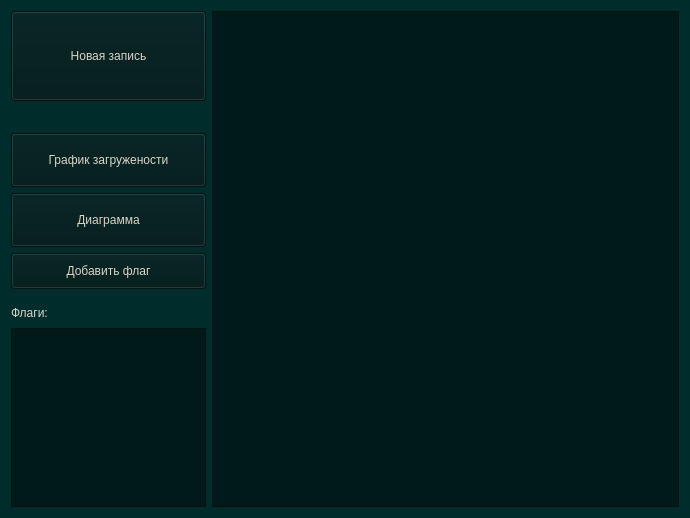
Before: the Qt Designer form ui_category.ui in i3Cheese/Your-Diary, drawn with Qt 5.
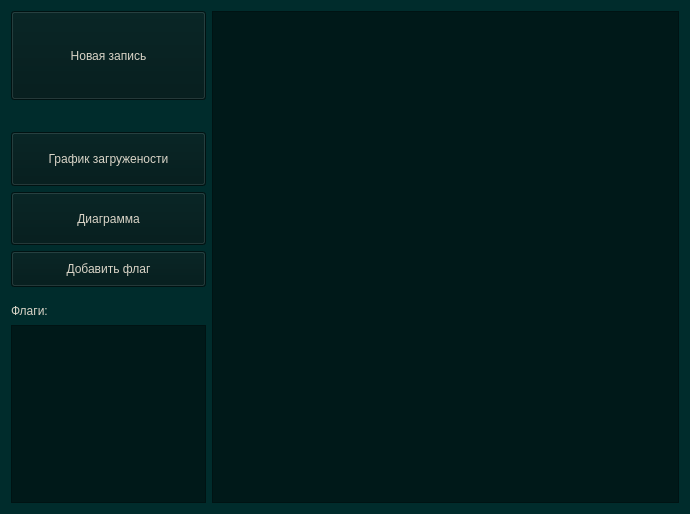
After: the same form once the commit is applied.

Diff of the .ui file:
```diff
--- a/ui_category.ui
+++ b/ui_category.ui
@@ -7,7 +7,7 @@
     <x>0</x>
     <y>0</y>
     <width>690</width>
-    <height>518</height>
+    <height>514</height>
    </rect>
   </property>
   <property name="windowTitle">
```
